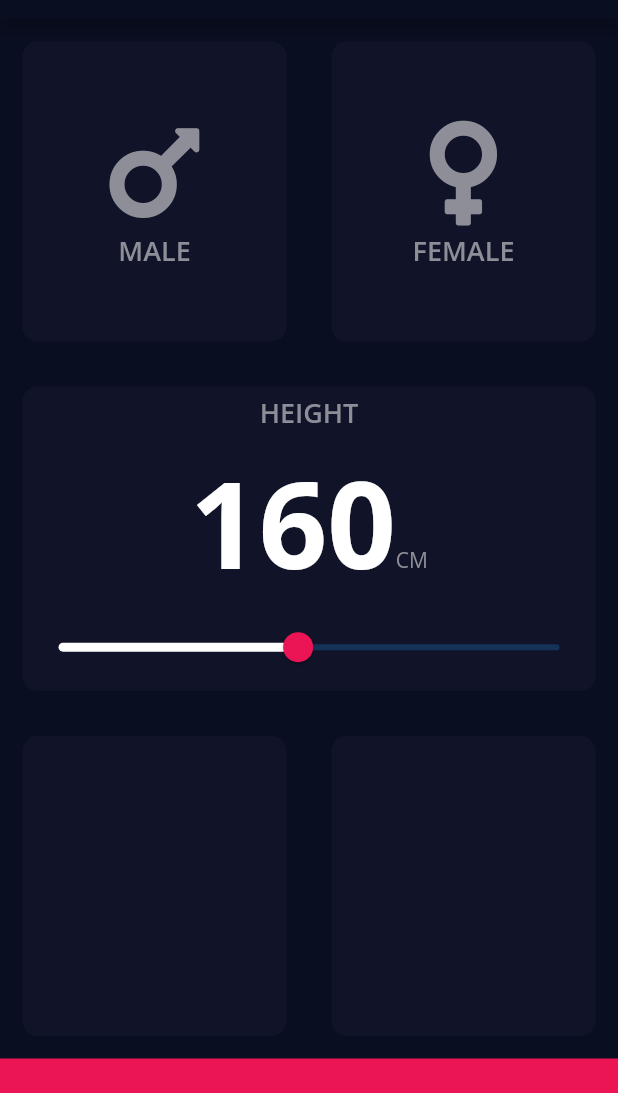
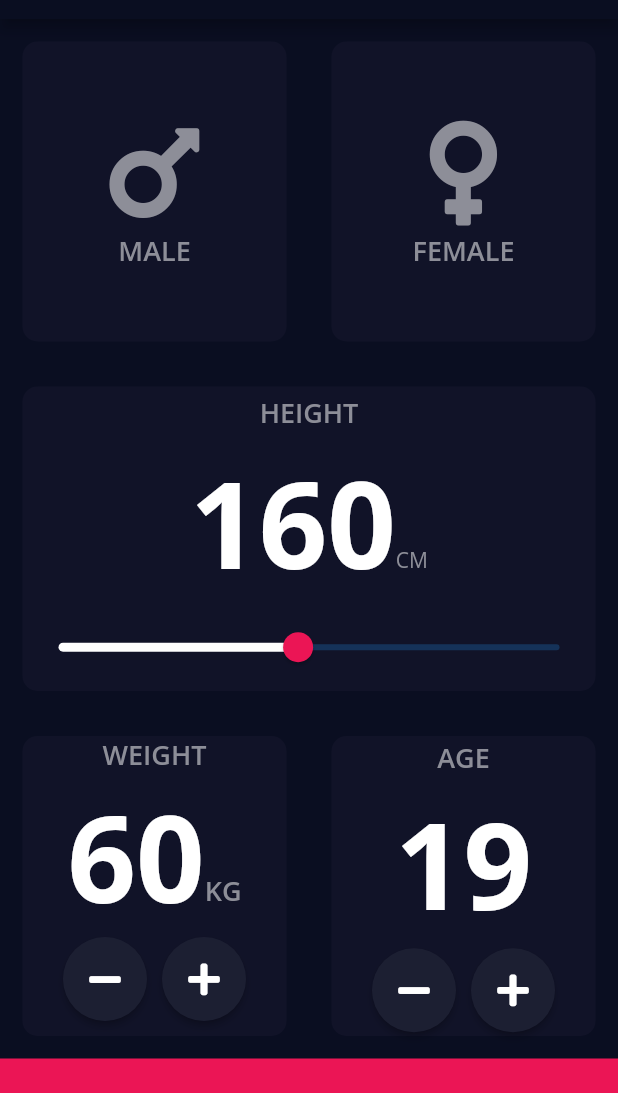
Before and after one commit to RaghavTheGreat1/bmi_calculator, a Flutter app: the screen it shows after launch, on a phone screen of 412 x 824 dp, the part 65-1158 px from its top. Run offline on Flutter 3.47's test engine with Material 2 defaults, Android fonts, the phone set to English and light mode, and no system bars; our stand-ins replace font_awesome_flutter, google_fonts.

Commit message:
Added RoundedIconButton and its functionalities

```diff
--- /dev/null
+++ b/lib/bold_text_label.dart
@@ -0,0 +1,23 @@
+import 'package:flutter/material.dart';
+import 'package:google_fonts/google_fonts.dart';
+
+class BoldTextLabel extends StatelessWidget {
+  final String text;
+  BoldTextLabel(
+    this.text, );
+
+
+  @override
+  Widget build(BuildContext context) {
+    return Text(
+      text,
+      style: GoogleFonts.openSans(
+        textStyle: TextStyle(
+          fontSize: 80,
+          color: Colors.white,
+          fontWeight: FontWeight.w700,
+        ),
+      ),
+    );
+  }
+}
--- a/lib/main_page.dart
+++ b/lib/main_page.dart
@@ -1,3 +1,4 @@
+import 'package:bmi_calculator/bold_text_label.dart';
 import 'package:flutter/material.dart';
 import 'package:google_fonts/google_fonts.dart';
 //import 'package:google_fonts/google_fonts.dart';
@@ -8,6 +9,7 @@ import 'bottom_button.dart';
 import 'package:font_awesome_flutter/font_awesome_flutter.dart';
 import 'themes/customized_icon.dart';
 import 'themes/material_card_label.dart';
+import 'package:bmi_calculator/rounded_icon_button.dart';
 
 enum Gender {
   male,
@@ -22,6 +24,8 @@ class MainPage extends StatefulWidget {
 class _MainPageState extends State<MainPage> {
   Gender selectedGender;
   double height = 160;
+  double weight = 60;
+  double age = 19;
 
   @override
   Widget build(BuildContext context) {
@@ -98,15 +102,8 @@ class _MainPageState extends State<MainPage> {
                   crossAxisAlignment: CrossAxisAlignment.baseline,
                   textBaseline: TextBaseline.alphabetic,
                   children: <Widget>[
-                    Text(
+                    BoldTextLabel(
                       height.toStringAsFixed(0),
-                      style: GoogleFonts.openSans(
-                        textStyle: TextStyle(
-                          fontSize: 80,
-                          color: Colors.white,
-                          fontWeight: FontWeight.w700,
-                        ),
-                      ),
                     ),
                     Text(
                       "CM",
@@ -143,11 +140,94 @@ class _MainPageState extends State<MainPage> {
         Row(
           children: <Widget>[
             Expanded(
-              child: TappableMaterialCard(),
+              child: MaterialCard(
+                materialCardColor: kMaterialCardColor,
+                childCard: Column(
+                  children: <Widget>[
+                    MaterialCardLabel(
+                      labelText: 'WEIGHT',
+                      labelTextColor: Color(0xFF8D8E98),
+                    ),
+                    Row(
+                      mainAxisAlignment: MainAxisAlignment.center,
+                      crossAxisAlignment: CrossAxisAlignment.baseline,
+                      textBaseline: TextBaseline.alphabetic,
+                      children: <Widget>[
+                        BoldTextLabel(
+                          weight.toStringAsFixed(0),
+                        ),
+                        MaterialCardLabel(labelText: "KG", labelTextColor: Color(0xFF8D8E98))
+                      ],
+                    ),
+                    Row(
+                      mainAxisAlignment: MainAxisAlignment.center,
+                      children: <Widget>[
+                        RoundedIconButton(
+                          icon: FontAwesomeIcons.minus,
+                          onUserTap: () {
+                            setState(() {
+                              weight > 1 ? weight-- : weight = 1;
+                            });
+                          },
+                        ),
+                        SizedBox(
+                          width: 10,
+                        ),
+                        RoundedIconButton(
+                          icon: FontAwesomeIcons.plus,
+                          onUserTap: () {
+                            setState(() {
+                              weight < 635 ? weight++ : weight = 635;
+                            });
+                          },
+                        ),
+                      ],
+                    ),
+                  ],
+                ),
+              ),
             ),
             Expanded(
-              child: TappableMaterialCard(),
-            ),
+                child: MaterialCard(
+              materialCardColor: kMaterialCardColor,
+              childCard: Column(
+                mainAxisAlignment: MainAxisAlignment.spaceEvenly,
+                crossAxisAlignment: CrossAxisAlignment.center,
+                children: <Widget>[
+                  MaterialCardLabel(
+                    labelText: 'AGE',
+                    labelTextColor: Color(0xFF8D8E98),
+                  ),
+                  BoldTextLabel(
+                    age.toStringAsFixed(0),
+                  ),
+                  Row(
+                    mainAxisAlignment: MainAxisAlignment.center,
+                    children: <Widget>[
+                      RoundedIconButton(
+                        icon: FontAwesomeIcons.minus,
+                        onUserTap: () {
+                          setState(() {
+                            age > 1 ? age-- : age = 1;
+                          });
+                        },
+                      ),
+                      SizedBox(
+                        width: 10,
+                      ),
+                      RoundedIconButton(
+                        icon: FontAwesomeIcons.plus,
+                        onUserTap: () {
+                          setState(() {
+                            age < 150 ? age++ : age = 150;
+                          });
+                        },
+                      ),
+                    ],
+                  ),
+                ],
+              ),
+            )),
           ],
         ),
         BottomButton(),
--- /dev/null
+++ b/lib/rounded_icon_button.dart
@@ -0,0 +1,25 @@
+import 'package:flutter/material.dart';
+import 'themes/constant_colors.dart';
+
+class RoundedIconButton extends StatelessWidget {
+  final IconData icon;
+  final Function onUserTap;
+  RoundedIconButton({@required this.icon, @required this.onUserTap});
+
+  @override
+  Widget build(BuildContext context) {
+    return RawMaterialButton(
+      constraints: BoxConstraints(
+        minHeight: 56.0,
+        minWidth: 56.0,
+      ),
+      child: Icon(
+        icon,
+        color: Colors.white,
+      ),
+      shape: CircleBorder(),
+      onPressed: onUserTap,
+      fillColor: kMaterialButtonColor,
+    );
+  }
+}
--- a/lib/themes/constant_colors.dart
+++ b/lib/themes/constant_colors.dart
@@ -15,3 +15,6 @@ const Color kActiveLabelAndIconColor = Colors.white;
 const Color kActiveTrackColor = Colors.white;
 const Color kThumbColor = Color(0xFFEB1555);
 const Color kInactiveTrackColor = Color(0x8D8E98);
+
+
+const Color kMaterialButtonColor = Color(0xFF1C1F32);
```
